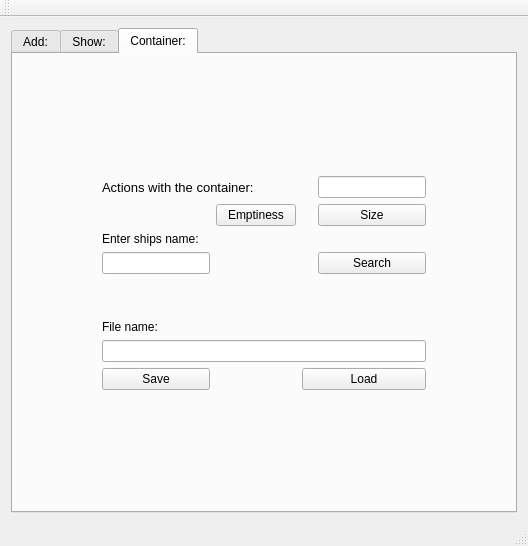
Qt form mainwindow.ui (pavllan90/Ships) before a commit.
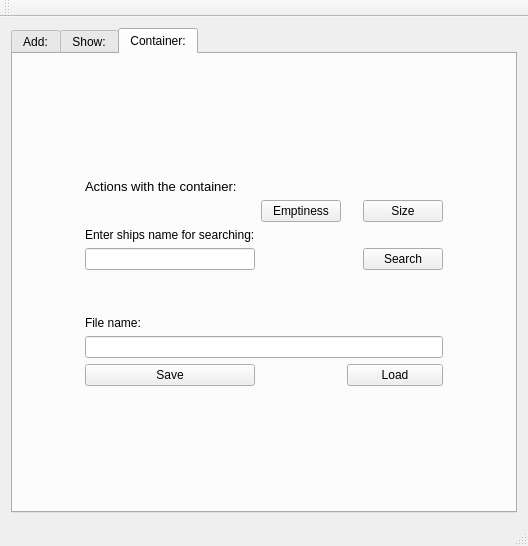
The same form after that commit.

The edit to the form file:
```diff
--- a/mainwindow.ui
+++ b/mainwindow.ui
@@ -458,7 +458,7 @@
           <item row="2" column="0">
            <widget class="QLabel" name="label_11">
             <property name="text">
-             <string>Enter ships name:</string>
+             <string>Enter ships name for searching:</string>
             </property>
            </widget>
           </item>
@@ -497,7 +497,11 @@
            </widget>
           </item>
           <item row="0" column="3">
-           <widget class="QLineEdit" name="lineEdit_9"/>
+           <widget class="QLabel" name="label_13">
+            <property name="text">
+             <string/>
+            </property>
+           </widget>
           </item>
          </layout>
         </item>
```
